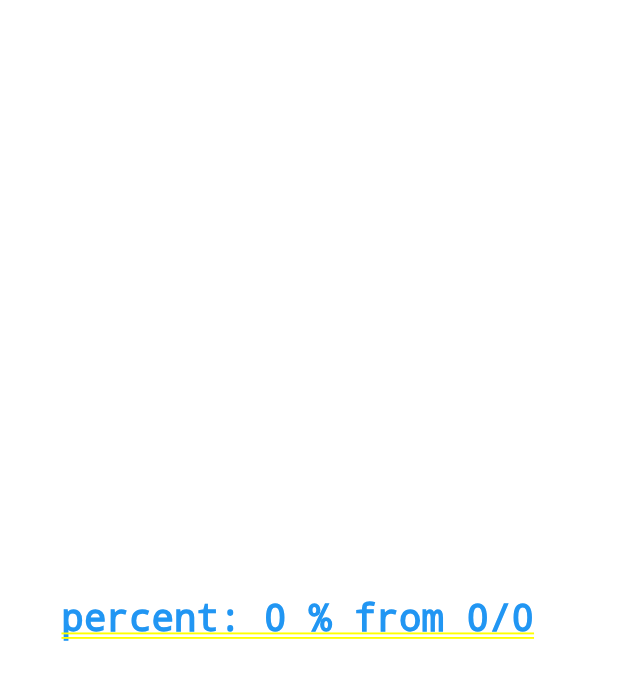
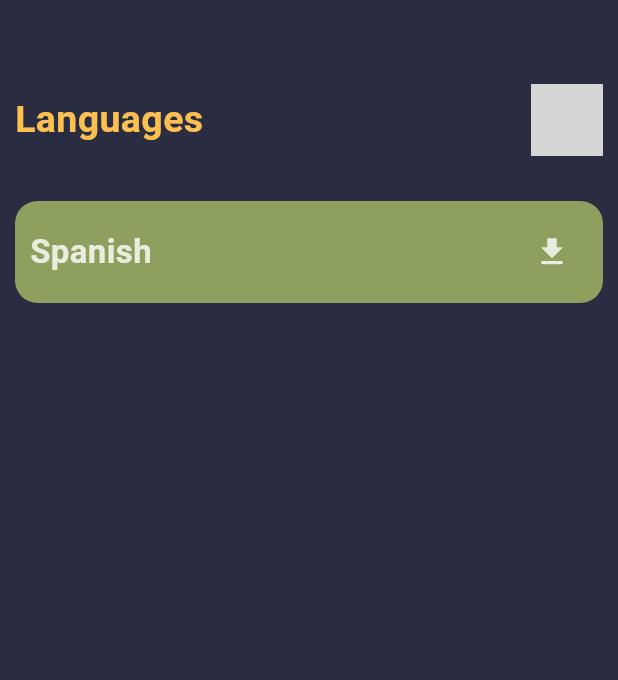
Before and after one commit to osamaaabdalmalik/elresala, a Flutter app: the screen it shows after launch, on a phone screen of 412 x 824 dp. Shown: the top 680 px of the screen. Run offline on Flutter 3.47's test engine with Material 3 defaults, Android fonts, the phone set to English and light mode, and no system bars; our stand-ins replace dartz, dropdown_button2, firebase_core, firebase_storage, flutter_easyloading, flutter_inset_box_shadow and 10 more; accounts and stored records are empty; grey boxes are pictures that could not be loaded.

Commit message:
design download card and add percent_indicator package and

```diff
--- a/lib/features/main/presentation/controller/main_controller.dart
+++ b/lib/features/main/presentation/controller/main_controller.dart
@@ -10,6 +10,11 @@ class MainController extends GetxController {
   void onInit() async {
     Get.find<Logger>().i("Start onInit MainController");
     super.onInit();
+    Get.find<Logger>().f("End onInit MainController");
+  }
+
+  Future<void> downloadFiles() async {
+    Get.find<Logger>().i("Start `downloadFiles` in |MainController|");
     DownloadFilesUseCase downloadFilesUseCase = DownloadFilesUseCase(Get.find());
     await downloadFilesUseCase(
       language: 'spanish',
@@ -23,6 +28,6 @@ class MainController extends GetxController {
         update();
       },
     );
-    Get.find<Logger>().f("End onInit MainController");
+    Get.find<Logger>().f("End `downloadFiles` in |MainController|");
   }
 }
--- a/lib/features/main/presentation/screens/main_screen.dart
+++ b/lib/features/main/presentation/screens/main_screen.dart
@@ -1,6 +1,9 @@
+import 'package:elresala/core/constants/app_assets.dart';
 import 'package:elresala/core/constants/app_colors.dart';
 import 'package:elresala/features/main/presentation/controller/main_controller.dart';
+import 'package:elresala/features/main/presentation/widgets/downlaod_card.dart';
 import 'package:flutter/material.dart';
+import 'package:flutter_svg/flutter_svg.dart';
 import 'package:get/get.dart';
 
 class MainScreen extends GetView<MainController> {
@@ -8,14 +11,51 @@ class MainScreen extends GetView<MainController> {
 
   @override
   Widget build(BuildContext context) {
-    return Center(
-      child: GetBuilder<MainController>(
-        builder: (controller) => Text(
-          "percent: ${(controller.progress * 100).toStringAsFixed(0)} % from ${controller.downloadedFiles}/${controller.totalFiles} ",
-          style: const TextStyle(
-            fontSize: 25,
-            color: AppColors.primary,
-          ),
+    return Scaffold(
+      backgroundColor: AppColors.kPrimaryColor,
+      appBar: AppBar(
+        backgroundColor: AppColors.kPrimaryColor,
+        elevation: 0,
+      ),
+      body: Padding(
+        padding: const EdgeInsets.symmetric(horizontal: 10),
+        child: Column(
+          mainAxisSize: MainAxisSize.min,
+          children: [
+            Row(
+              mainAxisAlignment: MainAxisAlignment.spaceBetween,
+              children: [
+                const Text(
+                  "Languages",
+                  style: TextStyle(
+                    fontSize: 25,
+                    fontWeight: FontWeight.bold,
+                    color: AppColors.kGoldenColor,
+                  ),
+                ),
+                SvgPicture.asset(AppAssets.image),
+              ],
+            ),
+            const SizedBox(
+              height: 30,
+            ),
+            GetBuilder<MainController>(
+              builder: (controller) => ListView(
+                shrinkWrap: true,
+                children: [
+                  DownloadCard(
+                    title: "Spanish",
+                    progress: controller.progress,
+                    downloadedCount: controller.downloadedFiles,
+                    totalCount: controller.totalFiles,
+                    onDownloadTab: () async {
+                      await controller.downloadFiles();
+                    },
+                  ),
+                ],
+              ),
+            )
+          ],
         ),
       ),
     );
--- /dev/null
+++ b/lib/features/main/presentation/widgets/downlaod_card.dart
@@ -0,0 +1,93 @@
+import 'package:elresala/core/constants/app_colors.dart';
+import 'package:flutter/material.dart';
+import 'package:percent_indicator/circular_percent_indicator.dart';
+
+class DownloadCard extends StatefulWidget {
+  final String title;
+  final double progress;
+  final int downloadedCount;
+  final int totalCount;
+  final Function() onDownloadTab;
+
+  // final Function() onPauseTab;
+  // final Function() onResumeTab;
+  // final Function() onCancelTab;
+  // final Function() onDeleteTab;
+
+  const DownloadCard({
+    super.key,
+    required this.title,
+    required this.progress,
+    required this.downloadedCount,
+    required this.totalCount,
+    required this.onDownloadTab,
+  });
+
+  @override
+  State<DownloadCard> createState() => _DownloadCardState();
+}
+
+class _DownloadCardState extends State<DownloadCard> {
+  bool isStartDownload = false;
+
+  @override
+  Widget build(BuildContext context) {
+    return Container(
+      decoration: const BoxDecoration(
+        color: AppColors.kGreenColor,
+        borderRadius: BorderRadius.all(
+          Radius.circular(15),
+        ),
+      ),
+      padding: const EdgeInsets.symmetric(horizontal: 10, vertical: 10),
+      child: Column(
+        children: [
+          Row(
+            children: [
+              Expanded(
+                child: Text(
+                  widget.title,
+                  style: const TextStyle(
+                    color: AppColors.kWhiteColor,
+                    fontWeight: FontWeight.w600,
+                    fontSize: 22,
+                  ),
+                  overflow: TextOverflow.ellipsis,
+                ),
+              ),
+              isStartDownload
+                  ? CircularPercentIndicator(
+                      radius: 25,
+                      lineWidth: 5.0,
+                      percent: widget.progress,
+                      center: Text(
+                        "${(widget.progress * 10).toStringAsFixed(0)}%",
+                        style: const TextStyle(
+                          fontSize: 12,
+                        ),
+                      ),
+                      progressColor: AppColors.kGoldenColor,
+                      backgroundColor: AppColors.kPrimaryColor,
+                      animation: true,
+                      footer: Padding(
+                        padding: const EdgeInsets.only(top: 5),
+                        child: Text("${widget.downloadedCount}/${widget.totalCount}"),
+                      ),
+                    )
+                  : IconButton(
+                      onPressed: () {
+                        isStartDownload = true;
+                        widget.onDownloadTab();
+                      },
+                      icon: const Icon(
+                        Icons.download,
+                        color: AppColors.kWhiteColor,
+                      ),
+                    )
+            ],
+          ),
+        ],
+      ),
+    );
+  }
+}
--- a/pubspec.yaml
+++ b/pubspec.yaml
@@ -51,6 +51,7 @@ dependencies:
   firebase_core: ^2.24.2
   firebase_storage: ^11.5.5
   path_provider: ^2.1.1
+  percent_indicator: ^4.2.3
 
 dev_dependencies:
   flutter_test:
```
Also changed, not shown: pubspec.lock.
